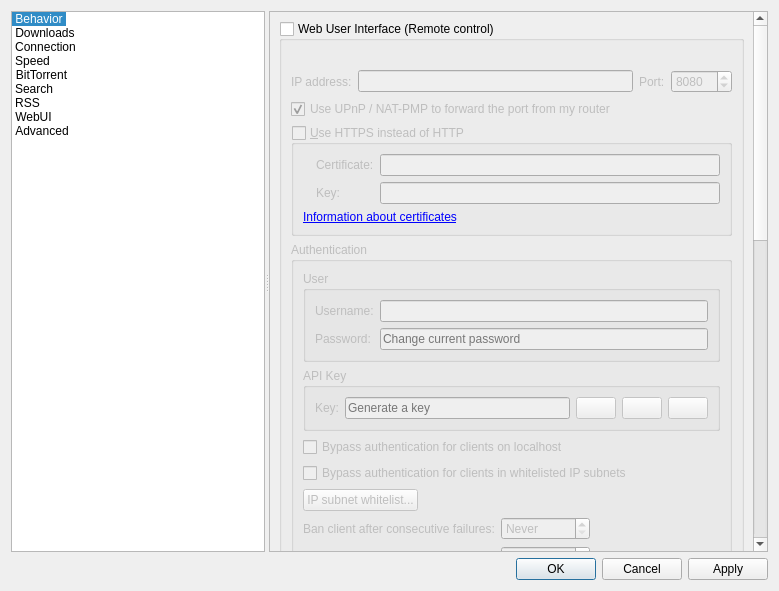
This is src/gui/optionsdialog.ui in username227/qBittorrent-remote as Qt 5 draws it before an edit. The edited form follows.
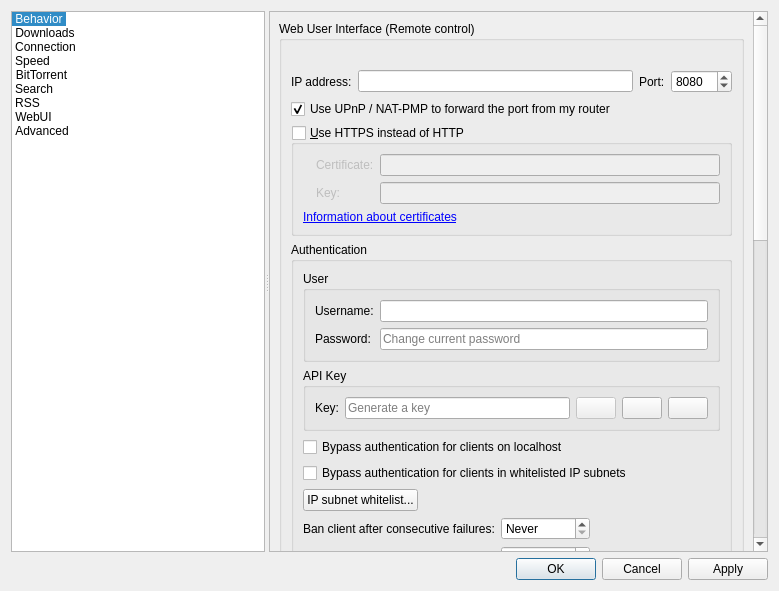
This is the edited form. The open tabs and pages were chosen to show the change. Icons and pictures are not drawn.

```diff
--- a/src/gui/optionsdialog.ui
+++ b/src/gui/optionsdialog.ui
@@ -3745,12 +3745,6 @@
               <property name="title">
                <string>Web User Interface (Remote control)</string>
               </property>
-              <property name="checkable">
-               <bool>true</bool>
-              </property>
-              <property name="checked">
-               <bool>false</bool>
-              </property>
               <layout class="QVBoxLayout" name="verticalLayout_2">
                <item>
                 <widget class="QLabel" name="labelWebUIError">
```
